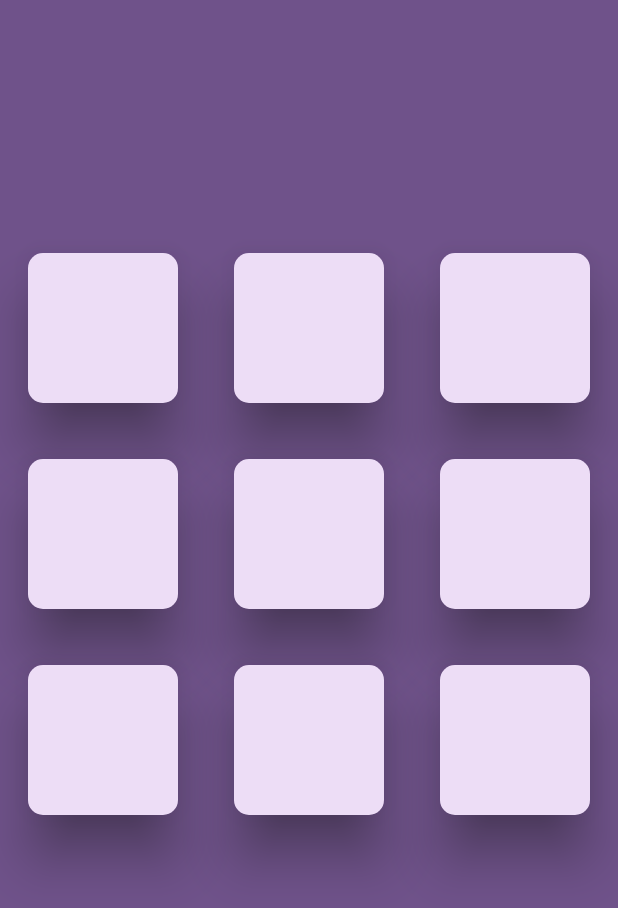
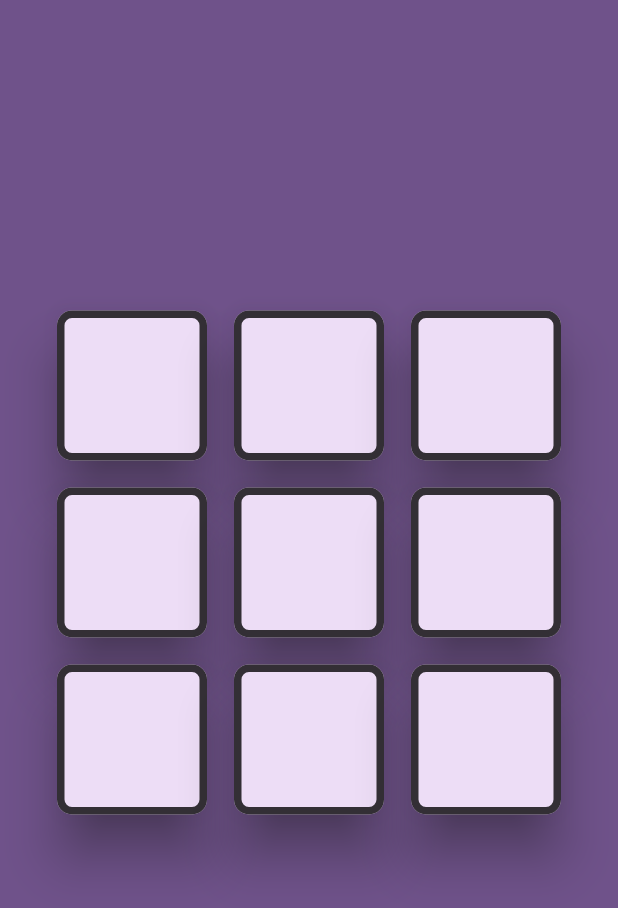
Before and after one commit to abdyevas/Flutter_Tic_Tac_Toe, a Flutter app: the screen it shows after launch, on a phone screen of 412 x 824 dp. Shown: the top 908 px of the screen. Run offline on Flutter 3.47's test engine with Material 2 defaults, Android fonts, the phone set to English and light mode, and no system bars; our stand-ins replace google_fonts.

```diff
--- a/tic_tac_toe/lib/board_cell.dart
+++ b/tic_tac_toe/lib/board_cell.dart
@@ -1,4 +1,5 @@
 import 'package:flutter/material.dart';
+import 'package:google_fonts/google_fonts.dart';
 
 class BoardCell extends StatelessWidget {
   const BoardCell({
@@ -6,6 +7,7 @@ class BoardCell extends StatelessWidget {
     required this.index,
     required this.board,
     required this.gameOver,
+    required this.isDraw,
     required this.onPressCell,
     required this.winningButtons,
   });
@@ -13,12 +15,15 @@ class BoardCell extends StatelessWidget {
   final int index;
   final List<String> board;
   final bool gameOver;
+  final bool isDraw;
   final VoidCallback onPressCell;
   final List<int> winningButtons;
 
   @override
   Widget build(BuildContext context) {
     final colorScheme = Theme.of(context).colorScheme;
+    bool isWinningButton = winningButtons.contains(index);
+    final bool isEnabled = !isWinningButton;
 
     return Column(
       mainAxisAlignment: MainAxisAlignment.center,
@@ -27,12 +32,15 @@ class BoardCell extends StatelessWidget {
           width: 100,
           height: 100,
           child: FilledButton.tonal(
-            onPressed: gameOver ? null : () {
-              onPressCell();
-            },
+            onPressed: (gameOver && isEnabled)
+                ? null
+                : () {
+                    onPressCell();
+                  },
             style: ButtonStyle(
-              overlayColor:
-                  MaterialStateProperty.all(colorScheme.inversePrimary),
+              overlayColor: (gameOver)
+                ? MaterialStateProperty.all(Colors.transparent)
+                : MaterialStateProperty.all(colorScheme.inversePrimary),
               elevation: MaterialStateProperty.resolveWith<double>(
                 (Set<MaterialState> states) =>
                     states.contains(MaterialState.pressed) ? 5.0 : 15.0,
@@ -44,8 +52,61 @@ class BoardCell extends StatelessWidget {
                   borderRadius: BorderRadius.circular(10.0),
                 ),
               ),
+              side: MaterialStateProperty.all<BorderSide>(
+                BorderSide(
+                  color: colorScheme.inverseSurface,
+                  width: 5.0,
+                ),
+              ),
             ),
-            child: Text(board[index]),
+            child: Transform.translate(
+              offset: const Offset(0, -5),
+              child: Center(
+                child: Stack(
+                  children: [
+                    Text(
+                      board[index],
+                      style: GoogleFonts.montserrat(
+                        textStyle: TextStyle(
+                          foreground: (gameOver && isDraw)
+                              ? (Paint()
+                                ..style = PaintingStyle.stroke
+                                ..strokeWidth = 5
+                                ..color = colorScheme.inverseSurface)
+                              : (Paint()
+                                ..style = PaintingStyle.stroke
+                                ..strokeWidth = 10
+                                ..color = colorScheme.inverseSurface),
+                          fontSize: 70,
+                          fontWeight: FontWeight.bold,
+                        ),
+                      ),
+                    ),
+                    Text(
+                      board[index],
+                      style: GoogleFonts.montserrat(
+                        textStyle: TextStyle(
+                          color: (gameOver && isDraw)
+                              ? colorScheme.inverseSurface
+                              : colorScheme.inversePrimary,
+                          shadows: (gameOver && isDraw)
+                              ? null
+                              : <Shadow>[
+                                  Shadow(
+                                    offset: const Offset(10.0, 10.0),
+                                    blurRadius: 10.0,
+                                    color: colorScheme.inverseSurface,
+                                  ),
+                                ],
+                          fontSize: 70,
+                          fontWeight: FontWeight.bold,
+                        ),
+                      ),
+                    )
+                  ],
+                ),
+              ),
+            ),
           ),
         ),
       ],
--- a/tic_tac_toe/lib/my_game_screen.dart
+++ b/tic_tac_toe/lib/my_game_screen.dart
@@ -10,8 +10,9 @@ class MyGameScreen extends StatefulWidget {
 
 class _MyGameScreen extends State<MyGameScreen> {
   List<String> board = List.filled(9, '');
-  String currentPlayer = 'X';
+  String currentPlayer = 'x';
   bool gameOver = false;
+  bool isDraw = false;
   List<int> winningButtons = [];
 
   final List<List<int>> winningPositions = [
@@ -30,13 +31,17 @@ class _MyGameScreen extends State<MyGameScreen> {
         mainAxisSize: MainAxisSize.min,
         children: [
           const SizedBox(
-            height: 150,
+            height: 200,
           ),
-          SizedBox(
+          Center(
+            child: SizedBox(
+              width: 350,
               height: 500,
               child: GridView.builder(
                 gridDelegate: const SliverGridDelegateWithFixedCrossAxisCount(
                   crossAxisCount: 3,
+                  mainAxisSpacing: 4,
+                  crossAxisSpacing: 4,
                 ),
                 itemCount: 9,
                 itemBuilder: (context, index) {
@@ -44,6 +49,7 @@ class _MyGameScreen extends State<MyGameScreen> {
                     index: index,
                     board: board,
                     gameOver: gameOver,
+                    isDraw: isDraw,
                     onPressCell: () {
                       if (!gameOver && board[index].isEmpty) {
                         board[index] = currentPlayer;
@@ -57,16 +63,13 @@ class _MyGameScreen extends State<MyGameScreen> {
                               orElse: () => [],
                             ),
                           );
-                        print("$currentPlayer wins!");
                         } else if (board.every((cell) => cell.isNotEmpty)) {
                           gameOver = true;
-                        print('Draw!');
+                          isDraw = true;
                         }
 
                         if (!gameOver) {
-                        currentPlayer = (currentPlayer == 'X') ? 'O' : 'X';
-                      } else {
-                        print(winningButtons);
+                          currentPlayer = (currentPlayer == 'x') ? 'o' : 'x';
                         }
                       }
                       setState(() {});
@@ -74,6 +77,7 @@ class _MyGameScreen extends State<MyGameScreen> {
                     winningButtons: winningButtons,
                   );
                 },
+              ),
             ),
           ),
         ],
--- a/tic_tac_toe/pubspec.yaml
+++ b/tic_tac_toe/pubspec.yaml
@@ -35,6 +35,7 @@ dependencies:
   # The following adds the Cupertino Icons font to your application.
   # Use with the CupertinoIcons class for iOS style icons.
   cupertino_icons: ^1.0.2
+  google_fonts: ^6.1.0
 
 dev_dependencies:
   flutter_test:
```
Also changed, not shown: tic_tac_toe/pubspec.lock, 1 other file. Lines whose indentation alone changed are shown as unchanged.
